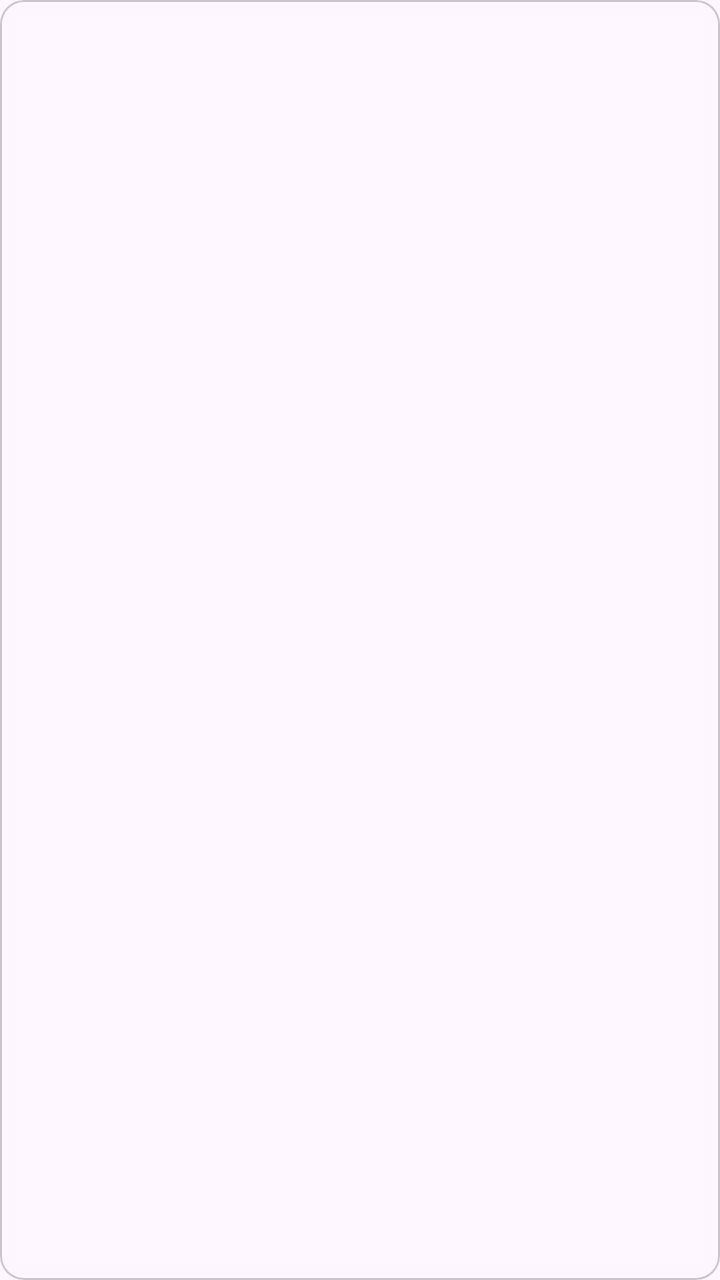
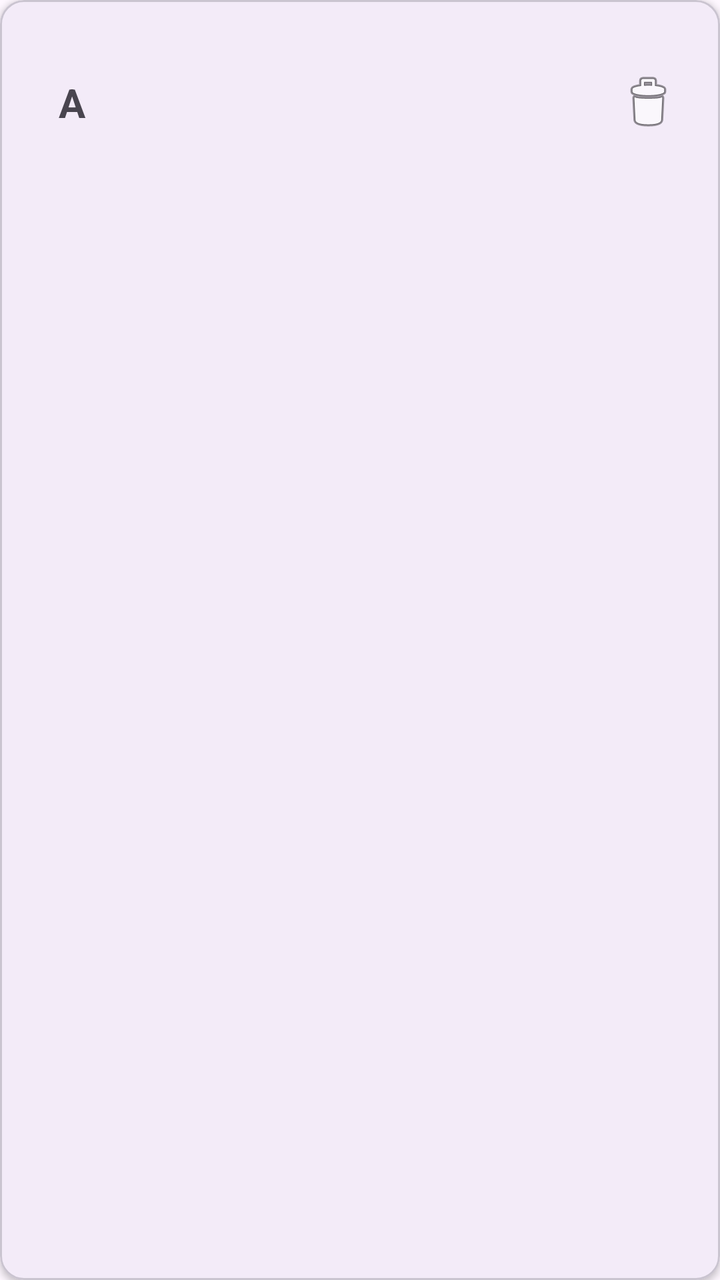

Screens rendered from an Android XML layout before and after an edit, with the pre-edit source and the edit as a unified diff.
<!-- AndroidManifest.xml: application theme Theme.StudentMVVM -->
<!-- res/layout/item_student_room.xml -->
<?xml version="1.0" encoding="utf-8"?>
<com.google.android.material.card.MaterialCardView xmlns:android="http://schemas.android.com/apk/res/android"
             android:layout_width="match_parent"
             android:layout_height="match_parent">

</com.google.android.material.card.MaterialCardView>
<!-- resources referenced by this layout -->
<resources>
  <style name="Theme.StudentMVVM" parent="Base.Theme.StudentMVVM" />
  <style name="Base.Theme.StudentMVVM" parent="Theme.Material3.DayNight.NoActionBar">
          
          
      </style>
</resources>

<!-- the commit's change to res/layout/item_student_room.xml (unified diff, before → after) -->
@@ -1,6 +1,65 @@
 <?xml version="1.0" encoding="utf-8"?>
 <com.google.android.material.card.MaterialCardView xmlns:android="http://schemas.android.com/apk/res/android"
-             android:layout_width="match_parent"
-             android:layout_height="match_parent">
+    xmlns:app="http://schemas.android.com/apk/res-auto"
+    android:layout_width="match_parent"
+    android:layout_height="wrap_content"
+    android:layout_marginHorizontal="12dp"
+    android:layout_marginVertical="6dp"
+    app:cardCornerRadius="12dp"
+    app:cardElevation="2dp">
 
+    <LinearLayout
+        android:layout_width="match_parent"
+        android:layout_height="wrap_content"
+        android:gravity="center_vertical"
+        android:orientation="horizontal"
+        android:padding="12dp">
+
+        <TextView
+            android:id="@+id/tvAvatar"
+            android:layout_width="48dp"
+            android:layout_height="48dp"
+            android:gravity="center"
+            android:text="A"
+            android:textSize="20sp"
+            android:textStyle="bold" />
+
+        <LinearLayout
+            android:layout_width="0dp"
+            android:layout_height="wrap_content"
+            android:layout_marginStart="12dp"
+            android:layout_weight="1"
+            android:orientation="vertical">
+
+            <TextView
+                android:id="@+id/tvFullName"
+                android:layout_width="wrap_content"
+                android:layout_height="wrap_content"
+                android:textSize="16sp"
+                android:textStyle="bold" />
+
+            <TextView
+                android:id="@+id/tvStudentCode"
+                android:layout_width="wrap_content"
+                android:layout_height="wrap_content" />
+
+            <TextView
+                android:id="@+id/tvEmail"
+                android:layout_width="wrap_content"
+                android:layout_height="wrap_content" />
+
+            <TextView
+                android:id="@+id/tvGpa"
+                android:layout_width="wrap_content"
+                android:layout_height="wrap_content" />
+        </LinearLayout>
+
+        <ImageButton
+            android:id="@+id/btnDelete"
+            android:layout_width="48dp"
+            android:layout_height="48dp"
+            android:background="?attr/selectableItemBackgroundBorderless"
+            android:contentDescription="Xóa"
+            android:src="@android:drawable/ic_menu_delete" />
+    </LinearLayout>
 </com.google.android.material.card.MaterialCardView>
